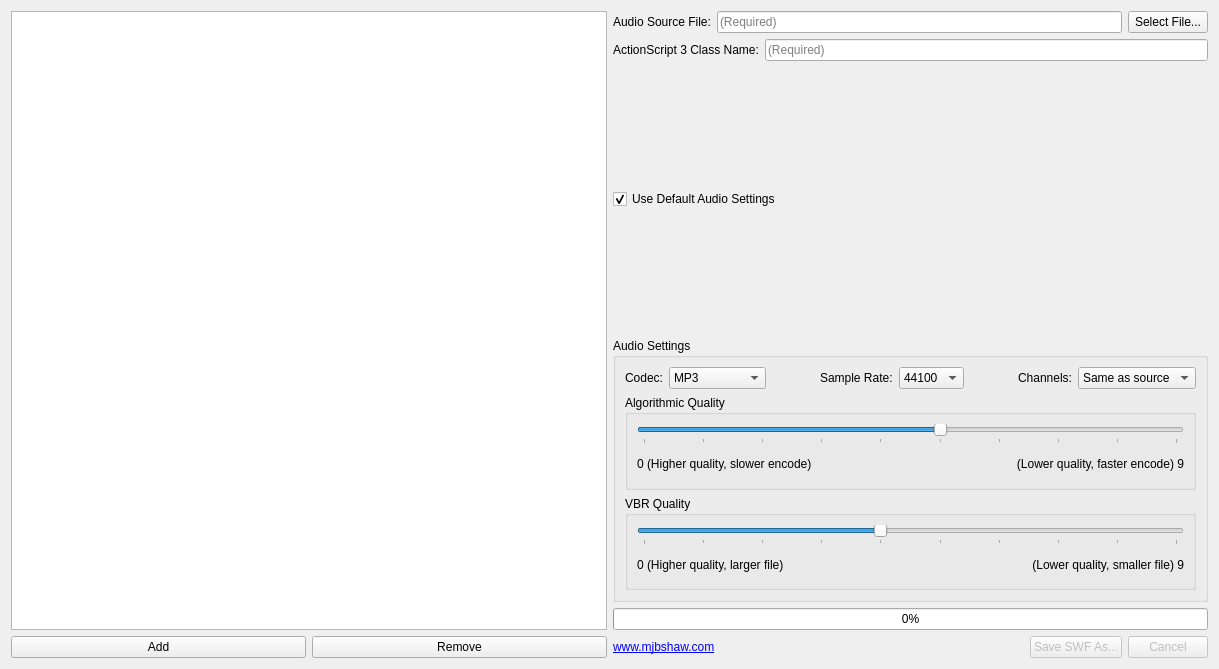
This is SWF-MP3-Looper/SwfMp3Looper.ui in mjbshaw/SWF-MP3-Looper as Qt 5 draws it before an edit. The edited form follows.
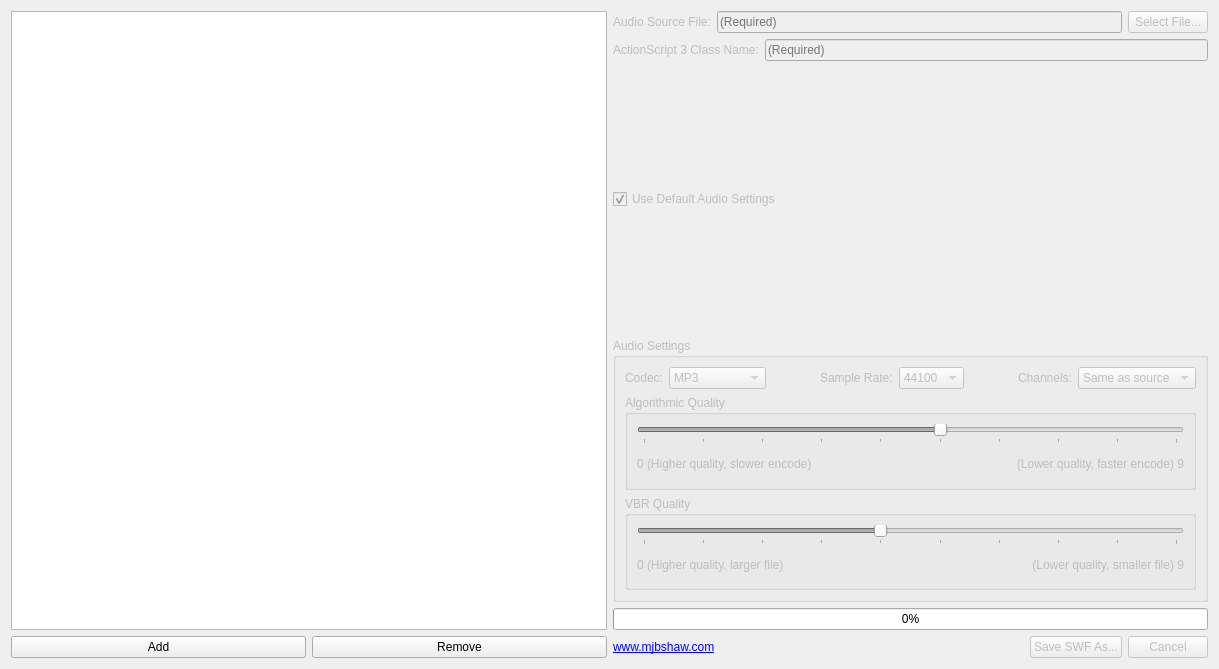
This is the edited form.

Commit message: Disable most things by default

Diff of the .ui file:
```diff
--- a/SWF-MP3-Looper/SwfMp3Looper.ui
+++ b/SWF-MP3-Looper/SwfMp3Looper.ui
@@ -45,6 +45,9 @@
       <layout class="QHBoxLayout" name="sourceFileLine">
        <item>
         <widget class="QLabel" name="labelSourceFile">
+         <property name="enabled">
+          <bool>false</bool>
+         </property>
          <property name="text">
           <string>Audio Source File:</string>
          </property>
@@ -52,6 +55,9 @@
        </item>
        <item>
         <widget class="QLineEdit" name="sourceFileLineEdit">
+         <property name="enabled">
+          <bool>false</bool>
+         </property>
          <property name="placeholderText">
           <string>(Required)</string>
          </property>
@@ -59,6 +65,9 @@
        </item>
        <item>
         <widget class="QPushButton" name="selectFileButton">
+         <property name="enabled">
+          <bool>false</bool>
+         </property>
          <property name="text">
           <string>Select File...</string>
          </property>
@@ -70,6 +79,9 @@
       <layout class="QHBoxLayout" name="actionScriptLine">
        <item>
         <widget class="QLabel" name="labelClassName">
+         <property name="enabled">
+          <bool>false</bool>
+         </property>
          <property name="text">
           <string>ActionScript 3 Class Name:</string>
          </property>
@@ -77,6 +89,9 @@
        </item>
        <item>
         <widget class="QLineEdit" name="classNameLineEdit">
+         <property name="enabled">
+          <bool>false</bool>
+         </property>
          <property name="placeholderText">
           <string>(Required)</string>
          </property>
@@ -88,6 +103,9 @@
       <layout class="QHBoxLayout" name="checkboxAndErrorLine">
        <item>
         <widget class="QCheckBox" name="useDefaultAudioSettings">
+         <property name="enabled">
+          <bool>false</bool>
+         </property>
          <property name="sizePolicy">
           <sizepolicy hsizetype="Maximum" vsizetype="Fixed">
            <horstretch>0</horstretch>
@@ -125,6 +143,9 @@
      </item>
      <item>
       <widget class="QGroupBox" name="audioSettingsGroupBox">
+       <property name="enabled">
+        <bool>false</bool>
+       </property>
        <property name="title">
         <string>Audio Settings</string>
        </property>
@@ -237,6 +258,9 @@
         </item>
         <item>
          <widget class="QGroupBox" name="algorithmQualityGroup">
+          <property name="enabled">
+           <bool>false</bool>
+          </property>
           <property name="title">
            <string>Algorithmic Quality</string>
           </property>
@@ -283,6 +307,9 @@
         </item>
         <item>
          <widget class="QGroupBox" name="vbrQualityGroup">
+          <property name="enabled">
+           <bool>false</bool>
+          </property>
           <property name="title">
            <string>VBR Quality</string>
           </property>
```
